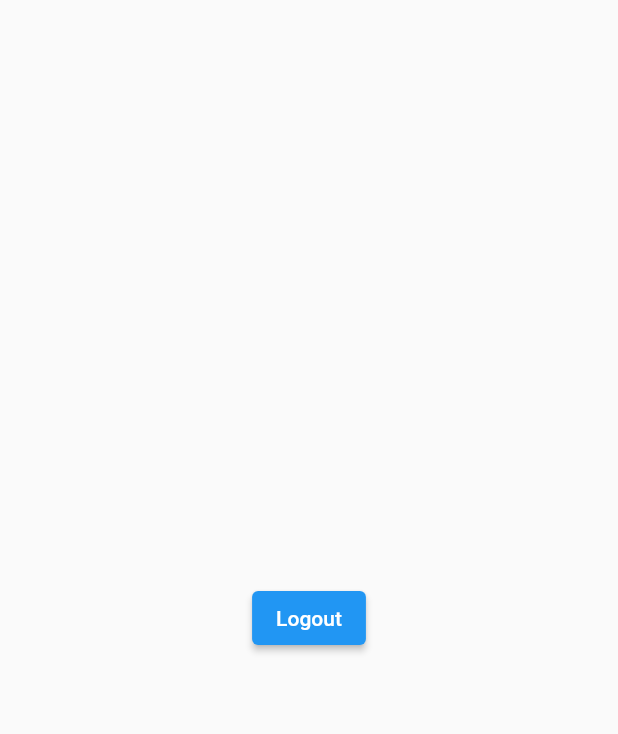
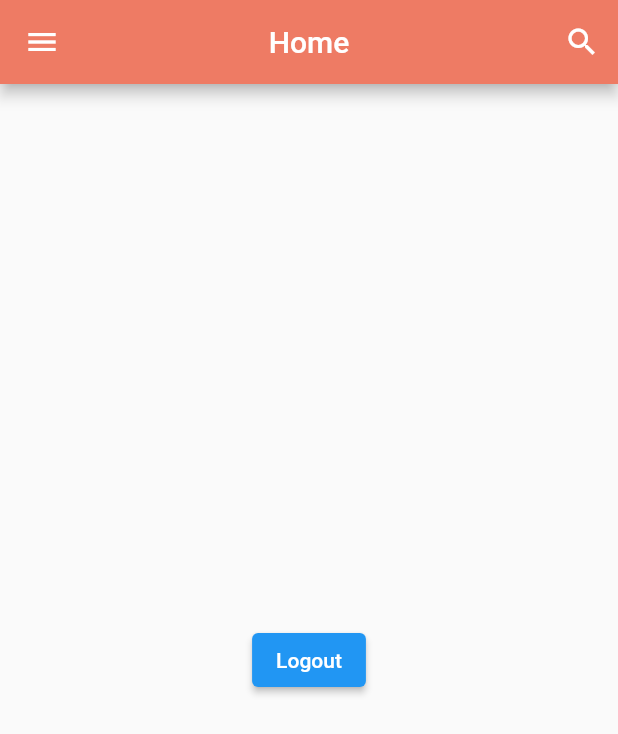
Before and after one commit to PCRIG/flutter-chat-app, a Flutter app: the HomePage screen opened directly, on a phone screen of 412 x 824 dp. Shown: the top 734 px of the screen. Run offline on Flutter 3.47's test engine with Material 2 defaults, Android fonts, the phone set to English and light mode, and no system bars; our stand-ins replace cloud_firestore, firebase_auth, firebase_core, shared_preferences; accounts and stored records are empty.

Commit message:
home page added

```diff
--- a/lib/helper/helper_functions.dart
+++ b/lib/helper/helper_functions.dart
@@ -35,6 +35,16 @@ class HelperFunctions {
     return sf.getBool(userLoggedInKey);
   }
 
+  static Future<String?> getUserName() async {
+    SharedPreferences sf = await SharedPreferences.getInstance();
+    return sf.getString(userNameKey);
+  }
+
+  static Future<String?> getUserEmail() async {
+    SharedPreferences sf = await SharedPreferences.getInstance();
+    return sf.getString(userEmailKey);
+  }
+
   static Future<bool> logoutUser() async {
     SharedPreferences sf = await SharedPreferences.getInstance();
     return sf.clear();
--- a/lib/pages/home_page.dart
+++ b/lib/pages/home_page.dart
@@ -1,5 +1,7 @@
 import 'package:chatapp/helper/helper_functions.dart';
 import 'package:chatapp/pages/auth/login_page.dart';
+import 'package:chatapp/pages/profile_page.dart';
+import 'package:chatapp/pages/search_page.dart';
 import 'package:chatapp/widgets/widgets.dart';
 import 'package:flutter/material.dart';
 
@@ -11,9 +13,91 @@ class HomePage extends StatefulWidget {
 }
 
 class _HomePageState extends State<HomePage> {
+  String username = "";
+  String email = "";
+
+  @override
+  void initState() {
+    super.initState();
+    getUserData();
+  }
+
+  getUserData() async {
+    await HelperFunctions.getUserName().then((value) => {
+          setState(() {
+            username = value!;
+          })
+        });
+    await HelperFunctions.getUserEmail().then((value) => {
+          setState(() {
+            email = value!;
+          })
+        });
+  }
+
   @override
   Widget build(BuildContext context) {
     return Scaffold(
+        appBar: AppBar(
+          title: Text("Home"),
+          centerTitle: true,
+          backgroundColor: Theme.of(context).primaryColor,
+          actions: [
+            IconButton(
+                onPressed: () {
+                  nextScreen(context, const SearchPage());
+                },
+                icon: const Icon(Icons.search))
+          ],
+        ),
+        drawer: Drawer(
+          child: ListView(
+            padding: const EdgeInsets.symmetric(vertical: 50),
+            children: [
+              const Icon(Icons.account_circle, size: 150),
+              const SizedBox(height: 8),
+              Text(
+                username,
+                textAlign: TextAlign.center,
+                style:
+                    const TextStyle(fontWeight: FontWeight.bold, fontSize: 20),
+              ),
+              const SizedBox(height: 20),
+              const Divider(height: 10),
+              ListTile(
+                title:
+                    const Text("Groups", style: TextStyle(color: Colors.black)),
+                leading: const Icon(Icons.group),
+                contentPadding:
+                    const EdgeInsets.symmetric(horizontal: 20, vertical: 5),
+                selected: true,
+                selectedColor: Theme.of(context).primaryColor,
+                onTap: () {},
+              ),
+              ListTile(
+                title:
+                    const Text("Profile", style: TextStyle(color: Colors.black)),
+                leading: const Icon(Icons.person),
+                contentPadding:
+                    const EdgeInsets.symmetric(horizontal: 20, vertical: 5),
+                onTap: () {
+                  nextScreen(context, const ProfilePage());
+                },
+              ),
+              ListTile(
+                title:
+                    const Text("Logout", style: TextStyle(color: Colors.black)),
+                leading: const Icon(Icons.exit_to_app),
+                contentPadding:
+                    const EdgeInsets.symmetric(horizontal: 20, vertical: 5),
+                onTap: () {
+                  HelperFunctions.setUserLoggedInDetails(false, "", "");
+                  nextScreenReplacement(context, const LoginPage());
+                },
+              ),
+            ],
+          ),
+        ),
         body: Center(
           child: ElevatedButton(
               onPressed: () {
--- /dev/null
+++ b/lib/pages/profile_page.dart
@@ -0,0 +1,15 @@
+import 'package:flutter/material.dart';
+
+class ProfilePage extends StatefulWidget {
+  const ProfilePage({super.key});
+
+  @override
+  State<ProfilePage> createState() => _ProfilePageState();
+}
+
+class _ProfilePageState extends State<ProfilePage> {
+  @override
+  Widget build(BuildContext context) {
+    return Scaffold(body: Center(child: Text("Profile page")),);
+  }
+}
--- /dev/null
+++ b/lib/pages/search_page.dart
@@ -0,0 +1,17 @@
+import 'package:flutter/material.dart';
+
+class SearchPage extends StatefulWidget {
+  const SearchPage({super.key});
+
+  @override
+  State<SearchPage> createState() => _SearchPageState();
+}
+
+class _SearchPageState extends State<SearchPage> {
+  @override
+  Widget build(BuildContext context) {
+    return const Scaffold(
+      body: Center(child: Text("Search Page")),
+    );
+  }
+}
```
Lines whose indentation alone changed are shown as unchanged.
